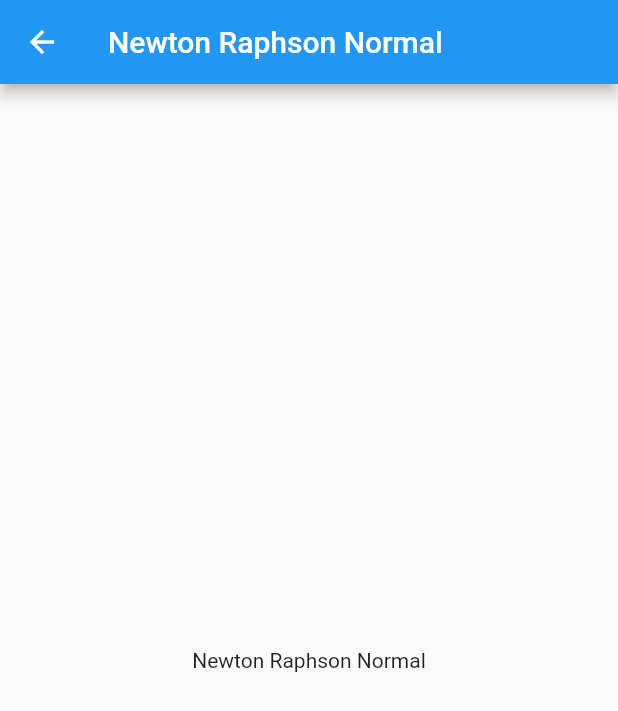
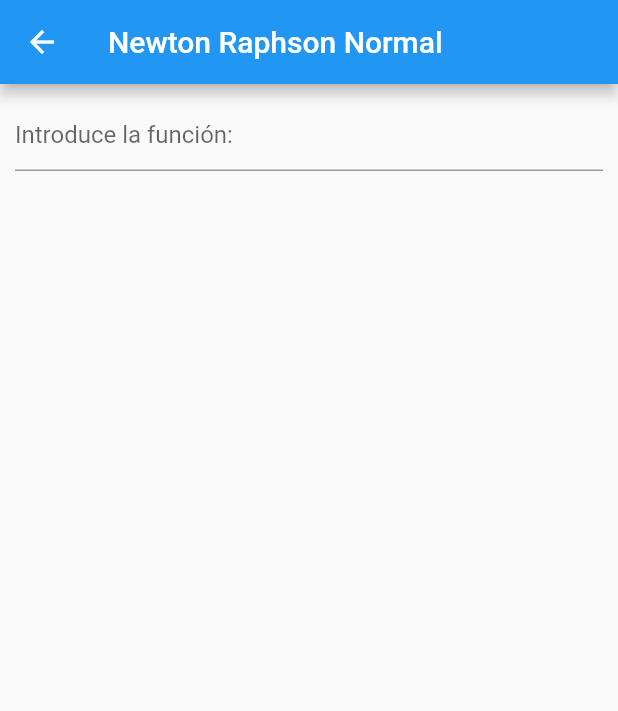
Before and after one commit to SPLSaul/metodos, a Flutter app: the screen it shows after launch, after a tap on "Newton Raphson Normal", on a phone screen of 412 x 824 dp. Shown: the top 711 px of the screen. Run offline on Flutter 3.47's test engine with Material 2 defaults, Android fonts, the phone set to English and light mode, and no system bars.

Commit message:
Falta todo

```diff
--- a/lib/main.dart
+++ b/lib/main.dart
@@ -26,9 +26,9 @@ class MyApp extends StatelessWidget {
                         MaterialPageRoute(builder: (context) => NewtonRaphsonNormal()),
                       );
                     },
-                    child: Text("Newton Raphson Normal"),
+                    child: Text("Newton Raphson Normal",style: TextStyle(fontSize: MediaQuery.of(context).textScaleFactor * 50,color: Colors.deepPurple.shade900,fontWeight: FontWeight.bold),),
                     style: ButtonStyle(
-                      backgroundColor: MaterialStateProperty.all<Color>(Colors.white12),
+                      backgroundColor: MaterialStateProperty.all<Color>(Colors.limeAccent.shade100),
                     ),
                   ),
                 ),
@@ -42,9 +42,9 @@ class MyApp extends StatelessWidget {
                         MaterialPageRoute(builder: (context) => NewtonRaphsonMejorado()),
                       );
                     },
-                    child: Text("Newton Raphson Mejorado"),
+                    child: Text("Newton Raphson Mejorado",style: TextStyle(fontSize: MediaQuery.of(context).textScaleFactor * 50,color: Colors.deepPurple.shade900,fontWeight: FontWeight.bold ),),
                     style: ButtonStyle(
-                      backgroundColor: MaterialStateProperty.all<Color>(Colors.white12),
+                      backgroundColor: MaterialStateProperty.all<Color>(Colors.tealAccent.shade100),
                     ),
                   ),
                 ),
@@ -70,8 +70,17 @@ class _NewtonRaphsonNormalState extends State<NewtonRaphsonNormal> {
       appBar: AppBar(
         title: Text('Newton Raphson Normal'),
       ),
-      body: Center(
-        child: Text('Newton Raphson Normal'),
+      body: Padding(
+        padding: EdgeInsets.symmetric(horizontal: 10.0),
+        child: Column(
+          mainAxisAlignment: MainAxisAlignment.start,
+          children: [
+            SizedBox(height: 10), // Espacio en blanco para separar del borde superior
+            TextField(
+              decoration: InputDecoration(hintText: 'Introduce la función: '),
+            ),
+          ],
+        ),
       ),
     );
   }
@@ -89,8 +98,17 @@ class _NewtonRaphsonMejoradoState extends State<NewtonRaphsonMejorado> {
       appBar: AppBar(
         title: Text('Newton Raphson Mejorado'),
       ),
-      body: Center(
-        child: Text('Newton Raphson Mejorado'),
+      body: Padding(
+        padding: EdgeInsets.symmetric(horizontal: 10.0),
+        child: Column(
+          mainAxisAlignment: MainAxisAlignment.start,
+          children: [
+            SizedBox(height: 10), // Espacio en blanco para separar del borde superior
+            TextField(
+              decoration: InputDecoration(hintText: 'Introduce la función: '),
+            ),
+          ],
+        ),
       ),
     );
   }
```
